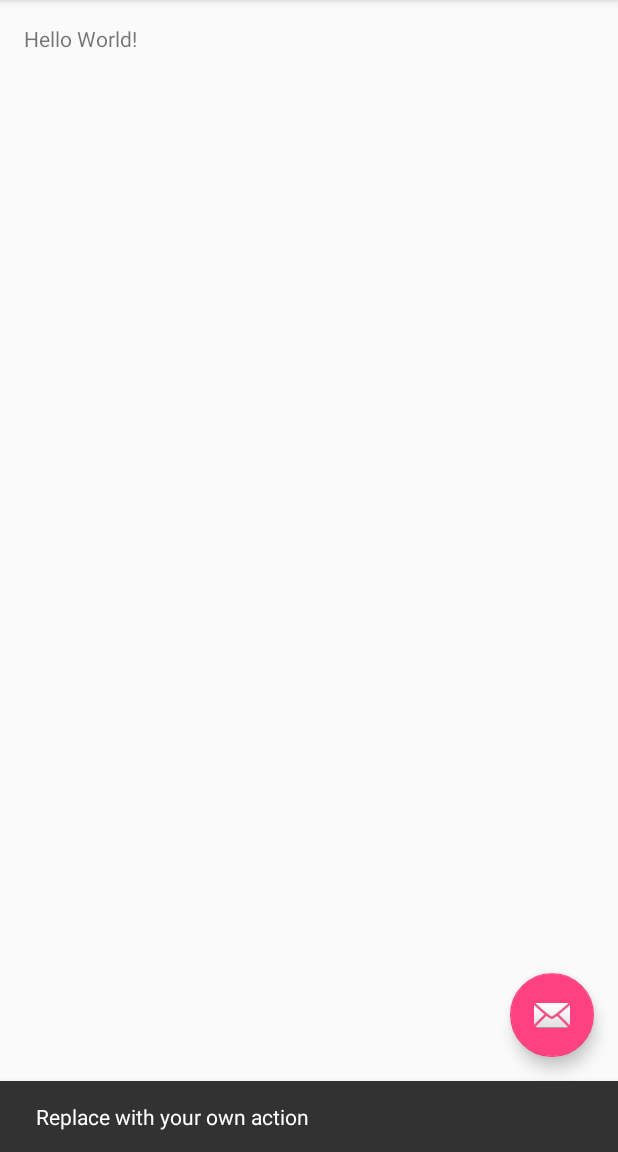
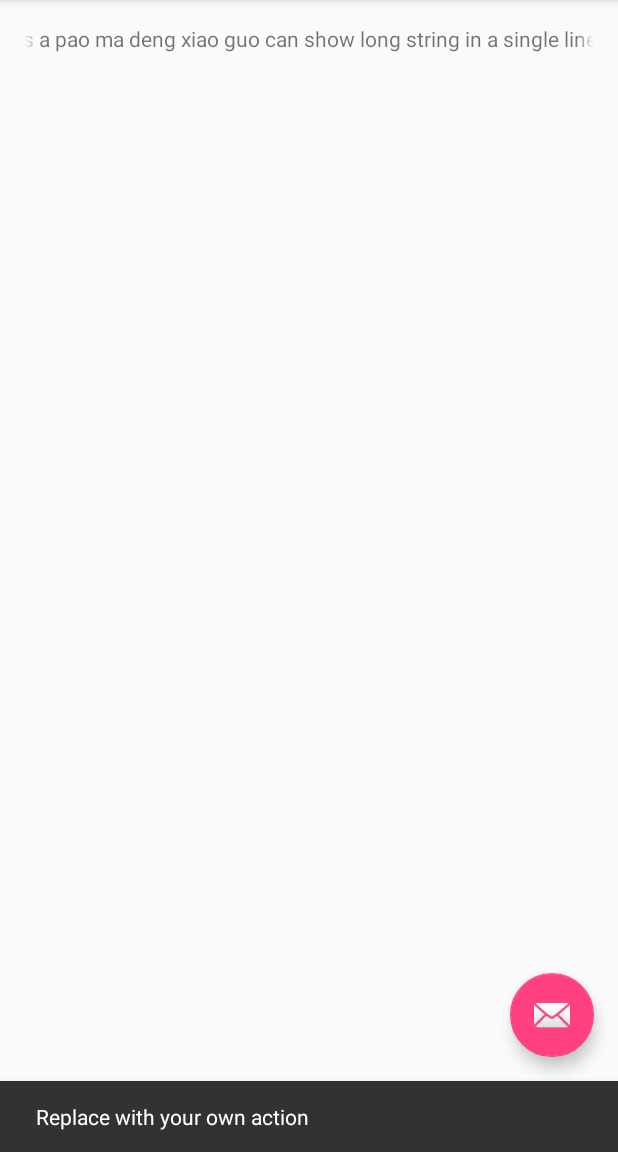
Before and after one commit to shfypp/mooc, an Android app: the screen it shows after launch (MainActivity), after a tap on an icon or button, on a phone screen of 412 x 824 dp, the part 84-1236 px from its top. Run offline under Robolectric (Android 15) with nearby library versions, the phone set to English and light mode, and no system bars.

Commit message:
2_实现跑马灯效果

```diff
--- /dev/null
+++ b/app/src/main/java/cn/hophin/shfy/androidmooc/Article.java
@@ -0,0 +1,13 @@
+package cn.hophin.shfy.androidmooc;
+
+/**
+ * Created by Administrator on 2016/4/7.
+ */
+public class Article {
+    public static String[] articleContent={
+            "This is a pao ma deng xiao guo can show long string in a single line " +
+                    "This is a pao ma deng xiao guo can show long string in a single line " +
+                    "This is a pao ma deng xiao guo can show long string in a single line ",
+            ""
+    };
+}
--- a/app/src/main/java/cn/hophin/shfy/androidmooc/MainActivity.java
+++ b/app/src/main/java/cn/hophin/shfy/androidmooc/MainActivity.java
@@ -10,6 +10,7 @@ import android.view.Menu;
 import android.view.MenuItem;
 
 public class MainActivity extends AppCompatActivity {
+    private MarqueeText mMarqueeText;
 
     @Override
     protected void onCreate(Bundle savedInstanceState) {
@@ -26,6 +27,9 @@ public class MainActivity extends AppCompatActivity {
                         .setAction("Action", null).show();
             }
         });
+
+        mMarqueeText= (MarqueeText) findViewById(R.id.pao_ma_deng_text_view);
+        mMarqueeText.setText(Article.articleContent[0]);
     }
 
     @Override
--- /dev/null
+++ b/app/src/main/java/cn/hophin/shfy/androidmooc/MarqueeText.java
@@ -0,0 +1,34 @@
+package cn.hophin.shfy.androidmooc;
+
+import android.annotation.TargetApi;
+import android.content.Context;
+import android.os.Build;
+import android.util.AttributeSet;
+import android.widget.TextView;
+
+/**
+ * Created by Administrator on 2016/4/7.
+ */
+public class MarqueeText extends TextView {
+    public MarqueeText(Context context) {
+        super(context);
+    }
+
+    public MarqueeText(Context context, AttributeSet attrs) {
+        super(context, attrs);
+    }
+
+    public MarqueeText(Context context, AttributeSet attrs, int defStyleAttr) {
+        super(context, attrs, defStyleAttr);
+    }
+
+    @TargetApi(Build.VERSION_CODES.LOLLIPOP)
+    public MarqueeText(Context context, AttributeSet attrs, int defStyleAttr, int defStyleRes) {
+        super(context, attrs, defStyleAttr, defStyleRes);
+    }
+
+    @Override
+    public boolean isFocused() {
+        return true;
+    }
+}
--- a/app/src/main/res/layout/content_main.xml
+++ b/app/src/main/res/layout/content_main.xml
@@ -1,19 +1,31 @@
 <?xml version="1.0" encoding="utf-8"?>
-<RelativeLayout xmlns:android="http://schemas.android.com/apk/res/android"
+<ScrollView xmlns:android="http://schemas.android.com/apk/res/android"
     xmlns:app="http://schemas.android.com/apk/res-auto"
     xmlns:tools="http://schemas.android.com/tools"
     android:layout_width="match_parent"
     android:layout_height="match_parent"
-    android:paddingBottom="@dimen/activity_vertical_margin"
-    android:paddingLeft="@dimen/activity_horizontal_margin"
-    android:paddingRight="@dimen/activity_horizontal_margin"
-    android:paddingTop="@dimen/activity_vertical_margin"
     app:layout_behavior="@string/appbar_scrolling_view_behavior"
     tools:context="cn.hophin.shfy.androidmooc.MainActivity"
     tools:showIn="@layout/activity_main">
 
-    <TextView
-        android:layout_width="wrap_content"
-        android:layout_height="wrap_content"
-        android:text="Hello World!" />
-</RelativeLayout>
+    <LinearLayout
+        android:layout_width="match_parent"
+        android:layout_height="match_parent"
+        android:orientation="vertical"
+        android:paddingBottom="@dimen/activity_vertical_margin"
+        android:paddingLeft="@dimen/activity_horizontal_margin"
+        android:paddingRight="@dimen/activity_horizontal_margin"
+        android:paddingTop="@dimen/activity_vertical_margin">
+
+        <cn.hophin.shfy.androidmooc.MarqueeText
+            android:id="@+id/pao_ma_deng_text_view"
+            android:layout_width="wrap_content"
+            android:layout_height="wrap_content"
+            android:ellipsize="marquee"
+            android:focusable="true"
+            android:focusableInTouchMode="true"
+            android:singleLine="true"
+            android:text="Hello World!" />
+    </LinearLayout>
+
+</ScrollView>
```
